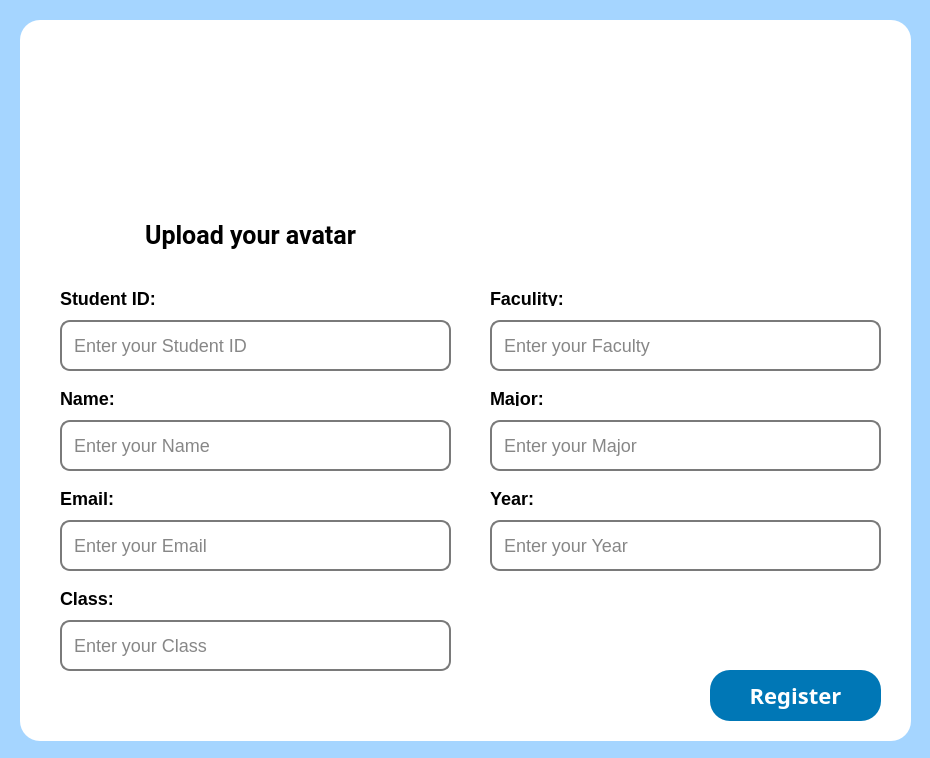
qub1tt/NT106_Face-Attendance-System, file Interface/Students/Register/registerpage.ui: the form before one commit.
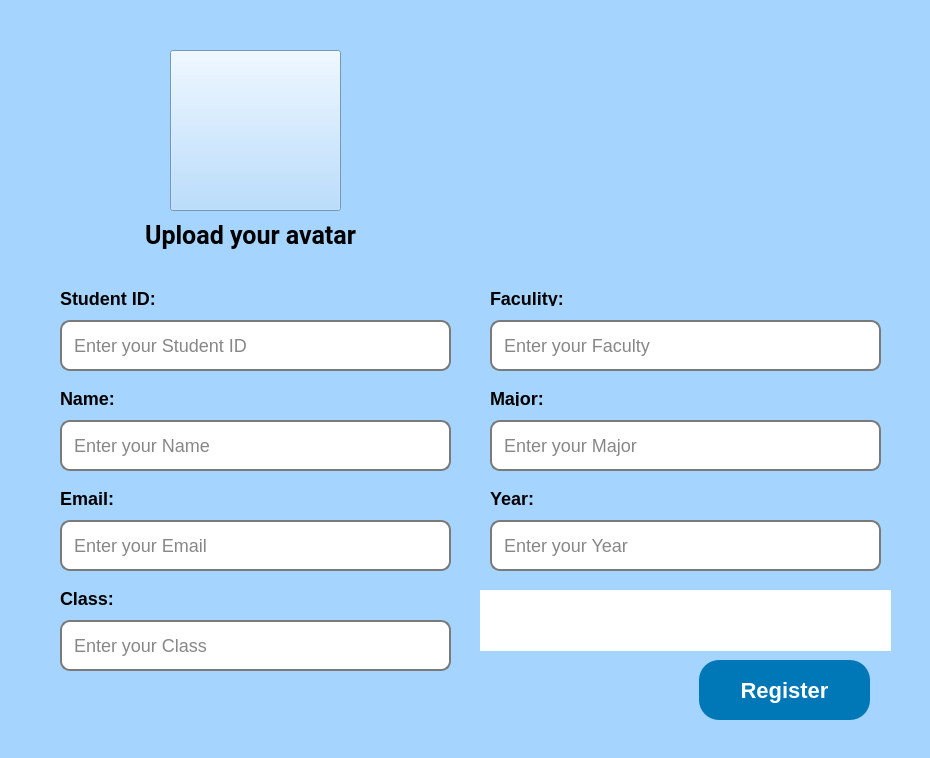
The form after the commit. Icons and pictures are not drawn.

Commit message: Them animation cho register

```diff
--- a/Interface/Students/Register/registerpage.ui
+++ b/Interface/Students/Register/registerpage.ui
@@ -37,7 +37,33 @@
      </property>
      <property name="styleSheet">
       <string notr="true">background-color: rgb(255, 255, 255);
-border-radius: 20px;</string>
+border-radius: 20px;
+QPushButton#pushButton{
+	background-color: rgb(0, 119, 182);
+border-radius: 20px;
+font-size:22px;
+color:rgb(255, 255, 255);
+font-family: &quot;Tahoma&quot;, sans-serif;
+font-size: 22px;
+font-weight:bold;
+}	
+QPushButton#pushButton:hover{
+	background-color:qlineargradient(spread:pad,x1:0, y1:0.505682, x2:1,y2:0.477, stop:0 rgba(150,123,111,219), stop:1 rgba(85,81,84,226));
+  
+}	
+
+QPushButton#pushButton:pressed{
+	padding-left:5px;
+padding-top:5px;
+background-color:rgba(150,123,111,255);
+
+}	
+QPushButton#pushButton_3:pressed{	
+	padding-left:5px;
+	padding-top:5px;
+	color:rgba(115, 128, 142, 255);
+}
+</string>
      </property>
      <widget class="QLineEdit" name="txtEmail">
       <property name="geometry">
@@ -237,33 +263,6 @@
        <set>Qt::AlignCenter</set>
       </property>
      </widget>
-     <widget class="QPushButton" name="btnUpAvatar">
-      <property name="geometry">
-       <rect>
-        <x>150</x>
-        <y>40</y>
-        <width>151</width>
-        <height>151</height>
-       </rect>
-      </property>
-      <property name="styleSheet">
-       <string notr="true">border: none;
-background-color: transparent;</string>
-      </property>
-      <property name="text">
-       <string/>
-      </property>
-      <property name="icon">
-       <iconset>
-        <normaloff>../../Png/Icon/UploadAvatar.png</normaloff>../../Png/Icon/UploadAvatar.png</iconset>
-      </property>
-      <property name="iconSize">
-       <size>
-        <width>150</width>
-        <height>150</height>
-       </size>
-      </property>
-     </widget>
      <widget class="QLineEdit" name="txtYear">
       <property name="geometry">
        <rect>
@@ -297,38 +296,6 @@
        <string>Enter your Year</string>
       </property>
      </widget>
-     <widget class="QPushButton" name="btnRegister">
-      <property name="geometry">
-       <rect>
-        <x>690</x>
-        <y>650</y>
-        <width>171</width>
-        <height>51</height>
-       </rect>
-      </property>
-      <property name="font">
-       <font>
-        <family>Tahoma</family>
-        <pointsize>-1</pointsize>
-        <weight>75</weight>
-        <italic>false</italic>
-        <bold>true</bold>
-       </font>
-      </property>
-      <property name="styleSheet">
-       <string notr="true">background-color: rgb(0, 119, 182);
-border-radius: 20px;
-font-family:Ms Sans Serif Regular;
-font-size:22px;
-color:rgb(255, 255, 255);
-font-family: &quot;Tahoma&quot;, sans-serif;
-font-size: 22px;
-font-weight:bold;</string>
-      </property>
-      <property name="text">
-       <string>Register</string>
-      </property>
-     </widget>
      <widget class="QLabel" name="label_14">
       <property name="geometry">
        <rect>
@@ -517,10 +484,10 @@
      <widget class="QLabel" name="labelError">
       <property name="geometry">
        <rect>
-        <x>480</x>
-        <y>580</y>
-        <width>371</width>
-        <height>51</height>
+        <x>460</x>
+        <y>570</y>
+        <width>411</width>
+        <height>61</height>
        </rect>
       </property>
       <property name="styleSheet">
@@ -533,6 +500,99 @@
        <string/>
       </property>
      </widget>
+     <widget class="QPushButton" name="pushButton">
+      <property name="geometry">
+       <rect>
+        <x>679</x>
+        <y>640</y>
+        <width>171</width>
+        <height>60</height>
+       </rect>
+      </property>
+      <property name="font">
+       <font>
+        <family>Tahoma</family>
+        <pointsize>-1</pointsize>
+        <weight>75</weight>
+        <bold>true</bold>
+       </font>
+      </property>
+      <property name="styleSheet">
+       <string notr="true">QPushButton#pushButton{
+		background-color: rgb(0, 119, 182);
+border-radius: 20px;
+font-size:22px;
+color:rgb(255, 255, 255);
+font-family: &quot;Tahoma&quot;, sans-serif;
+font-size: 22px;
+font-weight:bold;
+}	
+QPushButton#pushButton:hover{
+	background-color:qlineargradient(spread:pad,x1:0, y1:0.505682, x2:1,y2:0.477, stop:0 rgba(150,123,111,219), stop:1 rgba(85,81,84,226));
+  
+}	
+
+QPushButton#pushButton:pressed{
+	padding-left:5px;
+padding-top:5px;
+background-color:rgba(150,123,111,255);
+
+}	
+
+</string>
+      </property>
+      <property name="text">
+       <string>Register</string>
+      </property>
+     </widget>
+     <widget class="QWidget" name="widget_2" native="true">
+      <property name="geometry">
+       <rect>
+        <x>150</x>
+        <y>30</y>
+        <width>171</width>
+        <height>161</height>
+       </rect>
+      </property>
+      <property name="styleSheet">
+       <string notr="true">
+QPushButton#btnUpAvatar:pressed{	
+	padding-left:5px;
+	padding-top:5px;
+	color:rgba(115, 128, 142, 255);
+}
+background-color: transparent;</string>
+      </property>
+      <widget class="QPushButton" name="btnUpAvatar">
+       <property name="geometry">
+        <rect>
+         <x>0</x>
+         <y>0</y>
+         <width>171</width>
+         <height>161</height>
+        </rect>
+       </property>
+       <property name="font">
+        <font>
+         <family>Social Media Circled</family>
+         <pointsize>15</pointsize>
+        </font>
+       </property>
+       <property name="text">
+        <string/>
+       </property>
+       <property name="icon">
+        <iconset>
+         <normaloff>../../Png/Icon/UploadAvatar.png</normaloff>../../Png/Icon/UploadAvatar.png</iconset>
+       </property>
+       <property name="iconSize">
+        <size>
+         <width>150</width>
+         <height>150</height>
+        </size>
+       </property>
+      </widget>
+     </widget>
     </widget>
    </widget>
   </widget>
```
The commit also changes 1 other file.
